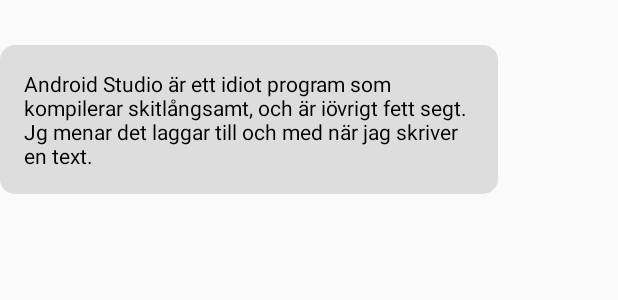
After one commit to KevinCT/SpeedTemp, an Android app: the layout fragment_message_stranger.xml on its own in the app's theme, with its tools: preview values and no code run, on a phone screen of 412 x 824 dp. The commit adds this screen. Shown: the top 300 px of the screen. Run offline under Robolectric (Android 15) with nearby library versions, the phone set to English and light mode, and no system bars.

Commit message:
Did gui, im best

```diff
--- a/app/src/main/AndroidManifest.xml
+++ b/app/src/main/AndroidManifest.xml
@@ -8,7 +8,10 @@
         android:label="@string/app_name"
         android:supportsRtl="true"
         android:theme="@style/AppTheme">
-        <activity android:name=".MainActivity" android:theme="@style/AppTheme.NoActionBar">
+        <activity
+            android:name=".MainActivity"
+            android:theme="@style/AppTheme.NoActionBar"
+            android:windowSoftInputMode="adjustResize">
             <intent-filter>
                 <action android:name="android.intent.action.MAIN" />
 
--- a/app/src/main/res/drawable/rounded_corner_stranger.xml
+++ b/app/src/main/res/drawable/rounded_corner_stranger.xml
@@ -10,4 +10,7 @@
         android:left="0dip"
         android:right="0dip"
         android:top="0dip" />
+    <margin
+        android:right="30dp"
+        />
 </shape>
--- a/app/src/main/res/drawable/rounded_corner_user.xml
+++ b/app/src/main/res/drawable/rounded_corner_user.xml
@@ -10,4 +10,7 @@
         android:left="0dip"
         android:right="0dip"
         android:top="0dip" />
+    <margin
+        android:left="30dp"
+        />
 </shape>
--- /dev/null
+++ b/app/src/main/res/layout/fragment_message_stranger.xml
@@ -0,0 +1,28 @@
+<?xml version="1.0" encoding="utf-8"?>
+<LinearLayout xmlns:android="http://schemas.android.com/apk/res/android"
+    android:orientation="vertical" android:layout_width="match_parent"
+    android:layout_height="match_parent">
+
+    <LinearLayout
+        android:id="@+id/layout3"
+        android:layout_width="match_parent"
+        android:layout_height="wrap_content"
+        android:layout_below="@+id/layout2"
+        android:layout_marginTop="20dp"
+        android:orientation="horizontal"
+        android:layout_marginRight="80dp">
+
+        <TextView
+            android:id="@+id/textView3"
+            android:layout_width="wrap_content"
+            android:layout_height="wrap_content"
+            android:layout_marginTop="10dp"
+            android:layout_weight="6"
+            android:background="@drawable/rounded_corner_user"
+            android:padding="16dp"
+            android:text="Android Studio är ett idiot program som kompilerar skitlångsamt, och är iövrigt fett segt. Jg menar det laggar till och med när jag skriver en text."
+            android:textColor="#000" />
+
+    </LinearLayout>
+
+</LinearLayout>
--- a/app/src/main/res/layout/type_message_area.xml
+++ b/app/src/main/res/layout/type_message_area.xml
@@ -3,7 +3,8 @@
     android:orientation="horizontal"
     android:layout_width="match_parent"
     android:layout_height="match_parent"
-    android:gravity="bottom">
+    android:gravity="bottom"
+    android:layout_margin="5dp">
 
         <EditText
             android:layout_width="match_parent"
@@ -11,7 +12,8 @@
             android:layout_weight="1"
             android:textColorHint="#CFD8DC"
             android:textColor="#CFD8DC"
-        android:hint="type your message..."/>
+            android:hint="Skriv ett meddelande..."
+            android:inputType="textNoSuggestions"/>
 
         <ImageView
             android:layout_width="match_parent"
```
Also changed, not shown: app/src/main/res/layout/fragment_chat.xml (+87 -9 lines), app/src/main/res/layout/fragment_message_user.xml (added, +28 -0 lines). Lines whose indentation alone changed are shown as unchanged.
